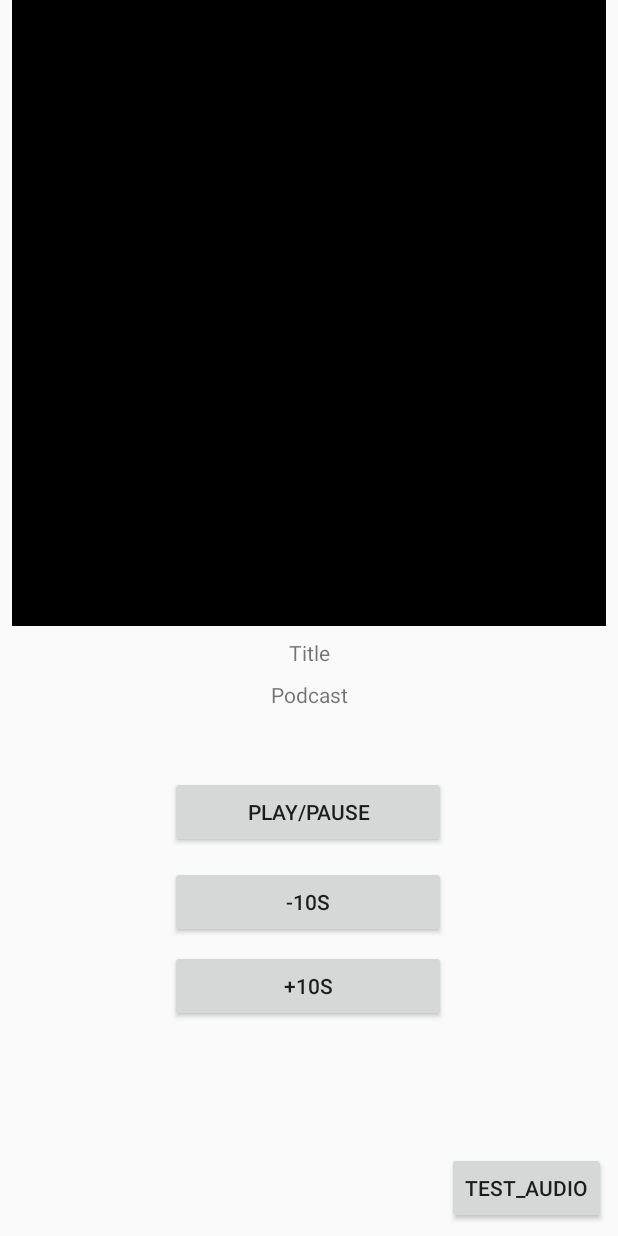
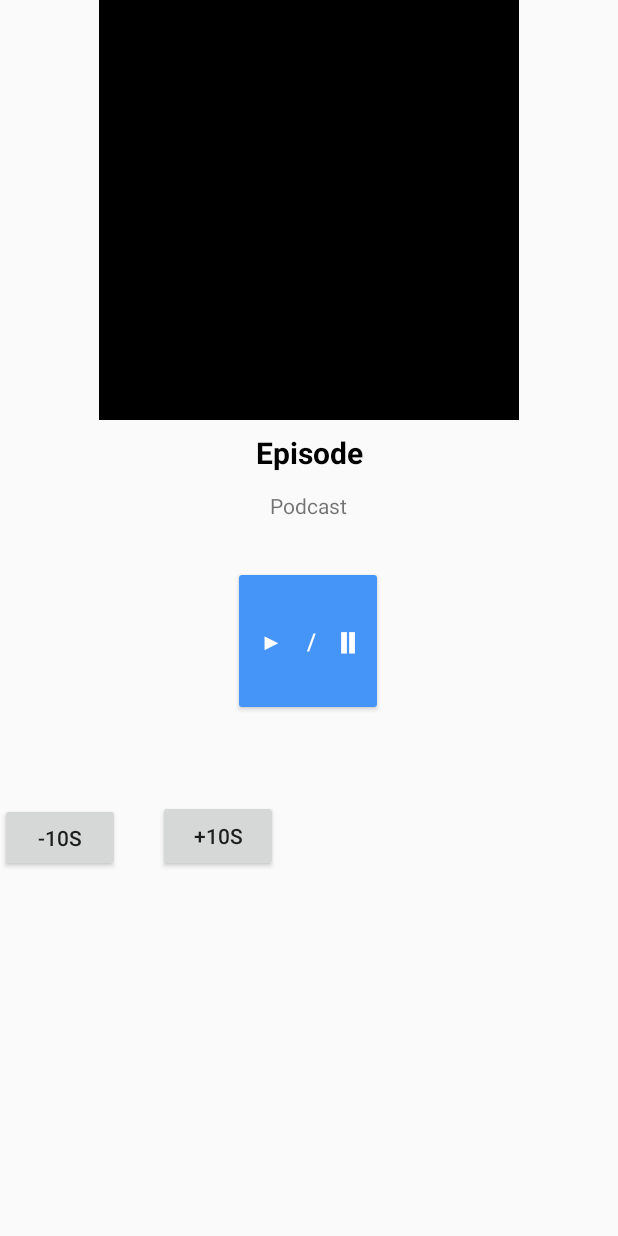
Before and after one commit to jahnsrud/podium-android, an Android app: the layout activity_playback.xml on its own in the app's theme, with its tools: preview values and no code run, on a phone screen of 412 x 824 dp. Run offline under Robolectric (Android 15) with nearby library versions, the light colour scheme and no system bars; network calls fail.

Commit message:
Initial support for episode handling

```diff
--- a/app/src/main/java/no/jahnsrud/podium/AudioPlayer.kt
+++ b/app/src/main/java/no/jahnsrud/podium/AudioPlayer.kt
@@ -9,6 +9,7 @@ object AudioPlayer {
 
     private var mediaPlayer: MediaPlayer
     var currentPodcast: Podcast? = null
+    var currentEpisode: Episode? = null
 
     init {
         mediaPlayer = MediaPlayer()
@@ -22,6 +23,7 @@ object AudioPlayer {
     fun playFromEpisode(episode: Episode, podcast:Podcast) {
 
         currentPodcast = podcast
+        currentEpisode = episode
         playFromUrl(episode.streamURL)
 
 
--- a/app/src/main/res/layout/activity_playback.xml
+++ b/app/src/main/res/layout/activity_playback.xml
@@ -9,57 +9,53 @@
 
     <Button
             android:text="-10s"
-            android:layout_width="184dp"
-            android:layout_height="wrap_content"
-            android:id="@+id/button2" app:layout_constraintEnd_toEndOf="parent" android:layout_marginEnd="8dp"
-            app:layout_constraintStart_toStartOf="parent" android:layout_marginStart="8dp"
-            app:layout_constraintHorizontal_bias="0.497" android:layout_marginTop="12dp"
-            app:layout_constraintTop_toBottomOf="@+id/button3" android:onClick="seekBackward"/>
+            android:layout_width="80dp"
+            android:layout_height="46dp"
+            android:id="@+id/button2"
+            android:onClick="seekBackward"
+            tools:layout_editor_absoluteX="113dp"
+            app:layout_constraintBottom_toBottomOf="@+id/button4"/>
     <Button
             android:text="+10s"
-            android:layout_width="184dp"
+            android:layout_width="80dp"
             android:layout_height="wrap_content"
-            android:id="@+id/button4" app:layout_constraintEnd_toEndOf="parent" android:layout_marginEnd="8dp"
+            android:id="@+id/button4"
+            android:onClick="seekForward"
+            app:layout_constraintEnd_toEndOf="parent" android:layout_marginEnd="8dp"
+            app:layout_constraintStart_toEndOf="@+id/button2" android:layout_marginStart="8dp"
+            app:layout_constraintHorizontal_bias="0.073"
+            android:layout_marginTop="56dp" app:layout_constraintTop_toBottomOf="@+id/playPauseButton"/>
+    <Button
+            android:text="▶    /    ❙❙"
+            android:layout_width="100dp"
+            android:layout_height="100dp"
+            android:id="@+id/playPauseButton" app:layout_constraintEnd_toEndOf="parent" android:layout_marginEnd="8dp"
             app:layout_constraintStart_toStartOf="parent" android:layout_marginStart="8dp"
-            app:layout_constraintHorizontal_bias="0.497"
-            android:layout_marginTop="8dp" app:layout_constraintTop_toBottomOf="@+id/button2"
-            android:onClick="seekForward"/>
-    <Button
-            android:text="Play/Pause"
-            android:layout_width="184dp"
-            android:layout_height="wrap_content"
-            android:id="@+id/button3" app:layout_constraintEnd_toEndOf="parent" android:layout_marginEnd="8dp"
-            app:layout_constraintStart_toStartOf="parent" android:layout_marginStart="8dp"
-            app:layout_constraintHorizontal_bias="0.497" android:layout_marginTop="44dp"
-            app:layout_constraintTop_toBottomOf="@+id/subtitleText" android:onClick="playPause"/>
+            app:layout_constraintHorizontal_bias="0.498" android:layout_marginTop="28dp"
+            app:layout_constraintTop_toBottomOf="@+id/subtitleText" android:onClick="playPause"
+            style="@style/Widget.AppCompat.Button.Colored" android:textSize="15sp"/>
     <TextView
-            android:text="Title"
-            android:layout_width="210dp"
-            android:layout_height="20dp"
+            android:text="Episode"
+            android:layout_width="280dp"
+            android:layout_height="31dp"
             android:id="@+id/titleText" android:textAlignment="center"
             android:layout_marginTop="8dp" app:layout_constraintTop_toBottomOf="@+id/coverImageView"
             android:layout_marginStart="8dp" app:layout_constraintStart_toStartOf="parent"
-            android:layout_marginEnd="8dp" app:layout_constraintEnd_toEndOf="parent"/>
+            android:layout_marginEnd="8dp" app:layout_constraintEnd_toEndOf="parent" android:textStyle="bold"
+            android:textSize="20sp" android:textColor="@color/colorBlack"/>
     <TextView
             android:text="Podcast"
-            android:layout_width="210dp"
-            android:layout_height="20dp"
+            android:layout_width="283dp"
+            android:layout_height="22dp"
             android:id="@+id/subtitleText" android:textAlignment="center"
             android:layout_marginTop="8dp" app:layout_constraintTop_toBottomOf="@+id/titleText"
             android:layout_marginEnd="8dp" app:layout_constraintEnd_toEndOf="parent" android:layout_marginStart="8dp"
-            app:layout_constraintStart_toStartOf="parent"/>
+            app:layout_constraintStart_toStartOf="parent" app:layout_constraintHorizontal_bias="0.497"/>
     <ImageView
-            android:layout_width="0dp"
+            android:layout_width="280dp"
             app:srcCompat="@color/colorBlack"
-            android:id="@+id/coverImageView" android:layout_height="417dp"
+            android:id="@+id/coverImageView" android:layout_height="280dp"
             app:layout_constraintTop_toTopOf="parent"
             app:layout_constraintEnd_toEndOf="parent" android:layout_marginEnd="8dp"
             app:layout_constraintStart_toStartOf="parent" android:layout_marginStart="8dp"/>
-    <Button
-            android:text="TEST_AUDIO"
-            android:layout_width="wrap_content"
-            android:layout_height="wrap_content"
-            android:id="@+id/button7" android:onClick="betaPlayFromSource"
-            android:layout_marginBottom="8dp" app:layout_constraintBottom_toBottomOf="parent"
-            android:layout_marginEnd="8dp" app:layout_constraintEnd_toEndOf="parent"/>
 </android.support.constraint.ConstraintLayout>
--- a/app/src/main/res/layout/activity_podcast.xml
+++ b/app/src/main/res/layout/activity_podcast.xml
@@ -25,8 +25,8 @@
             android:layout_marginEnd="8dp" app:layout_constraintStart_toStartOf="parent"
             android:layout_marginStart="8dp"/>
     <Button
-            android:text="Shuffle Play [beta]"
-            android:layout_width="wrap_content"
+            android:text="Play"
+            android:layout_width="112dp"
             android:layout_height="wrap_content"
             android:id="@+id/button8" app:layout_constraintEnd_toEndOf="parent" android:layout_marginEnd="8dp"
             app:layout_constraintStart_toStartOf="parent" android:layout_marginStart="8dp"
```
Also changed, not shown: app/src/main/java/no/jahnsrud/podium/Database/PodcastRoomDatabase.kt (+10 -2 lines), app/src/main/java/no/jahnsrud/podium/Models/Episode.kt (+14 -0 lines), app/src/main/java/no/jahnsrud/podium/PlaybackActivity.kt (+8 -6 lines), app/src/main/java/no/jahnsrud/podium/PodcastActivity.kt (+10 -6 lines).
